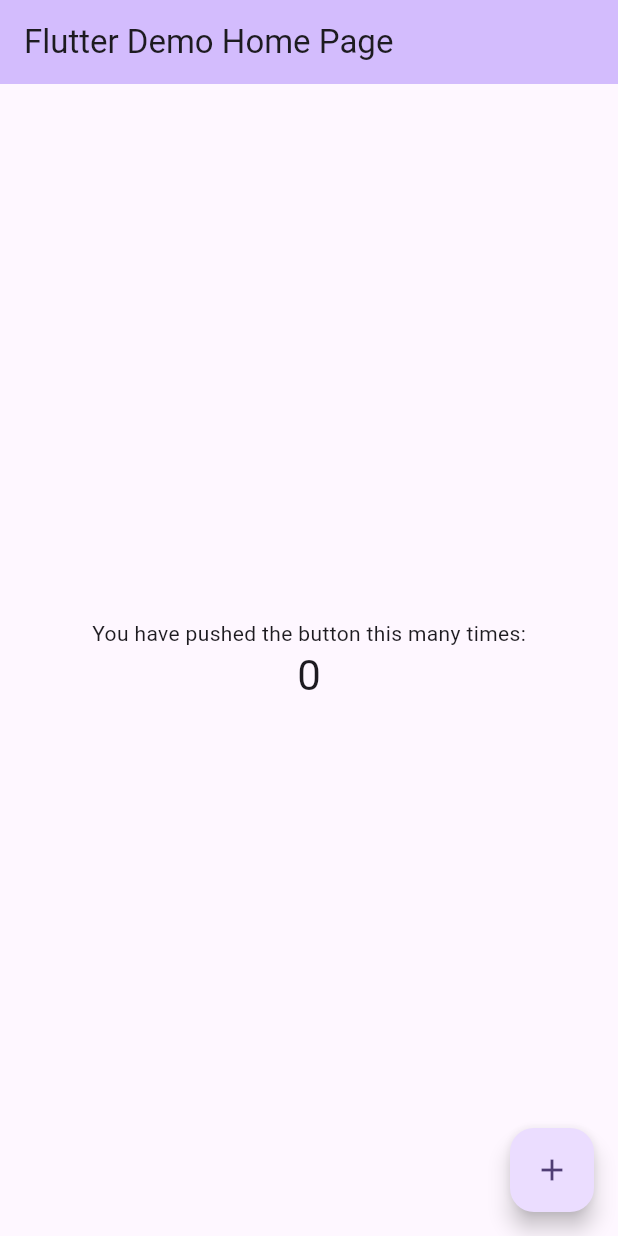
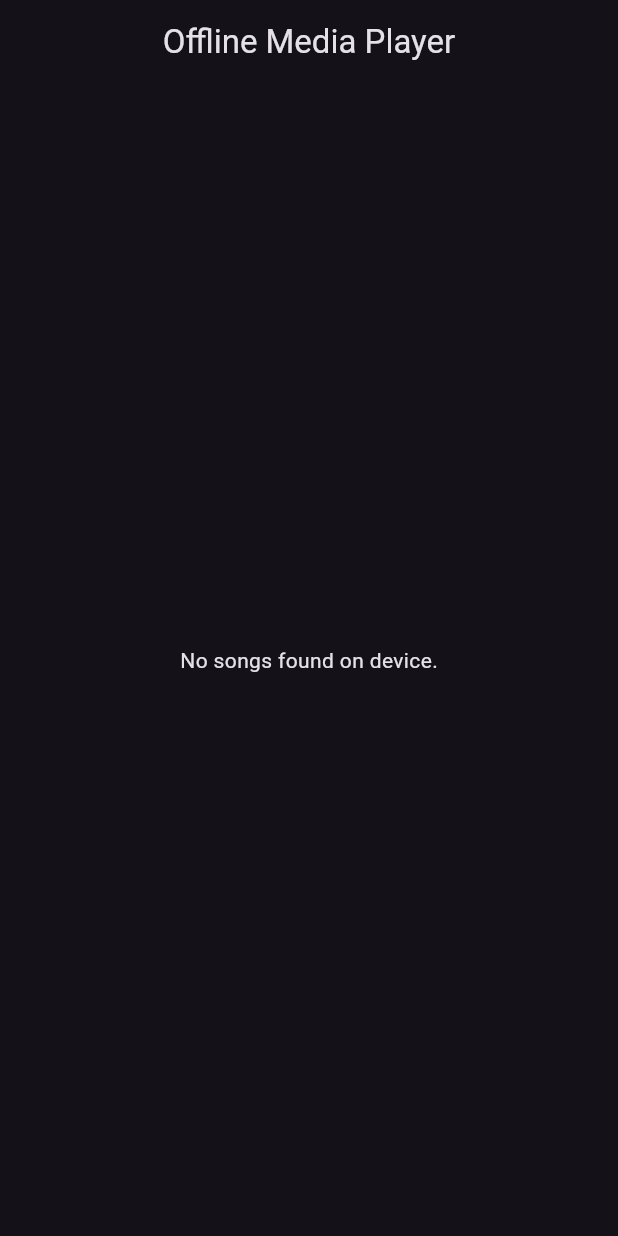
Before and after one commit to pradhannan/offline_media_player, a Flutter app: the screen it shows after launch, on a phone screen of 412 x 824 dp. Run offline on Flutter 3.47's test engine with Material 3 defaults, Android fonts, the phone set to English and light mode, and no system bars; our stand-ins replace equatable, file_picker, flutter_bloc, on_audio_query, permission_handler.

Commit message:
feat: setup clean architecture base with song fetching and song list UI

```diff
--- /dev/null
+++ b/lib/Features/audio_player/presentation/song_list_screen.dart
@@ -0,0 +1,70 @@
+import 'package:flutter/material.dart';
+import 'package:flutter/widgets.dart';
+import 'package:flutter_bloc/flutter_bloc.dart';
+import 'package:media_player_app/Features/audio_player/Logic/audio_bloc.dart';
+import 'package:media_player_app/Features/audio_player/Logic/audio_event.dart';
+import 'package:media_player_app/Features/audio_player/Logic/audio_state.dart';
+
+class SongListScreen extends StatelessWidget {
+  const new({super.key});
+
+  @override
+  Widget build(BuildContext context) {
+    return Scaffold(
+      appBar: AppBar(
+        title: const Text('Offline Media Player'),
+        centerTitle: true,
+      ),
+      body: BlocBuilder<AudioBloc, AudioState>(
+        builder: (context, state) {
+          if (state is AudioLoading) {
+            return const Center(child: CircularProgressIndicator());
+          } else if (state is AudioError) {
+            return Center(
+              child: Column(
+                mainAxisAlignment: MainAxisAlignment.center,
+                children: [
+                  Text('Error ${state.message}', textAlign: TextAlign.center),
+                  const SizedBox(height: 16),
+                  ElevatedButton(
+                    onPressed: () {
+                      context.read<AudioBloc>().add(FetchSongsEvent());
+                    },
+                    child: const Text('Retry'),
+                  ),
+                ],
+              ),
+            );
+          } else if (state is AudioLoaded) {
+            if (state.songs.isEmpty) {
+              return const Center(child: Text('No songs found on device.'));
+            }
+            return ListView.builder(
+              itemCount: state.songs.length,
+              itemBuilder: (context, index) {
+                final song = state.songs[index];
+                return ListTile(
+                  leading: const Icon(Icons.music_note),
+                  title: Text(
+                    song.title,
+                    maxLines: 1,
+                    overflow: TextOverflow.ellipsis,
+                  ),
+                  subtitle: Text(
+                    song.artist,
+                    maxLines: 1,
+                    overflow: TextOverflow.ellipsis,
+                  ),
+                  onTap: () {
+                    // We will integrate audio playback on song tap next!
+                  },
+                );
+              },
+            );
+          }
+          return const Center(child: Text('Press fetch to load songs.'));
+        },
+      ),
+    );
+  }
+}
--- a/lib/main.dart
+++ b/lib/main.dart
@@ -1,4 +1,9 @@
 import 'package:flutter/material.dart';
+import 'package:flutter_bloc/flutter_bloc.dart';
+import 'package:media_player_app/Features/audio_player/Logic/audio_bloc.dart';
+import 'package:media_player_app/Features/audio_player/Logic/audio_event.dart';
+import 'package:media_player_app/Features/audio_player/data/audio_repository.dart';
+import 'package:media_player_app/Features/audio_player/presentation/song_list_screen.dart';
 
 void main() {
   runApp(const MyApp());
@@ -7,116 +12,15 @@ void main() {
 class MyApp extends StatelessWidget {
   const MyApp({super.key});
 
-  // This widget is the root of your application.
-  @override
-  Widget build(BuildContext context) {
-    return MaterialApp(
-      title: 'Flutter Demo',
-      theme: ThemeData(
-        // This is the theme of your application.
-        //
-        // TRY THIS: Try running your application with "flutter run". You'll see
-        // the application has a purple toolbar. Then, without quitting the app,
-        // try changing the seedColor in the colorScheme below to Colors.green
-        // and then invoke "hot reload" (save your changes or press the "hot
-        // reload" button in a Flutter-supported IDE, or press "r" if you used
-        // the command line to start the app).
-        //
-        // Notice that the counter didn't reset back to zero; the application
-        // state is not lost during the reload. To reset the state, use hot
-        // restart instead.
-        //
-        // This works for code too, not just values: Most code changes can be
-        // tested with just a hot reload.
-        colorScheme: .fromSeed(seedColor: Colors.deepPurple),
-      ),
-      home: const MyHomePage(title: 'Flutter Demo Home Page'),
-    );
-  }
-}
-
-class MyHomePage extends StatefulWidget {
-  const MyHomePage({super.key, required this.title});
-
-  // This widget is the home page of your application. It is stateful, meaning
-  // that it has a State object (defined below) that contains fields that affect
-  // how it looks.
-
-  // This class is the configuration for the state. It holds the values (in this
-  // case the title) provided by the parent (in this case the App widget) and
-  // used by the build method of the State. Fields in a Widget subclass are
-  // always marked "final".
-
-  final String title;
-
-  @override
-  State<MyHomePage> createState() => _MyHomePageState();
-}
-
-class _MyHomePageState extends State<MyHomePage> {
-  int _counter = 0;
-
-  void _incrementCounter() {
-    setState(() {
-      // This call to setState tells the Flutter framework that something has
-      // changed in this State, which causes it to rerun the build method below
-      // so that the display can reflect the updated values. If we changed
-      // _counter without calling setState(), then the build method would not be
-      // called again, and so nothing would appear to happen.
-      _counter++;
-    });
-  }
 
   @override
   Widget build(BuildContext context) {
-    // This method is rerun every time setState is called, for instance as done
-    // by the _incrementCounter method above.
-    //
-    // The Flutter framework has been optimized to make rerunning build methods
-    // fast, so that you can just rebuild anything that needs updating rather
-    // than having to individually change instances of widgets.
-    return Scaffold(
-      appBar: AppBar(
-        // TRY THIS: Try changing the color here to a specific color (to
-        // Colors.amber, perhaps?) and trigger a hot reload to see the AppBar
-        // change color while the other colors stay the same.
-        backgroundColor: Theme.of(context).colorScheme.inversePrimary,
-        // Here we take the value from the MyHomePage object that was created by
-        // the App.build method, and use it to set our appbar title.
-        title: Text(widget.title),
-      ),
-      body: Center(
-        // Center is a layout widget. It takes a single child and positions it
-        // in the middle of the parent.
-        child: Column(
-          // Column is also a layout widget. It takes a list of children and
-          // arranges them vertically. By default, it sizes itself to fit its
-          // children horizontally, and tries to be as tall as its parent.
-          //
-          // Column has various properties to control how it sizes itself and
-          // how it positions its children. Here we use mainAxisAlignment to
-          // center the children vertically; the main axis here is the vertical
-          // axis because Columns are vertical (the cross axis would be
-          // horizontal).
-          //
-          // TRY THIS: Invoke "debug painting" (choose the "Toggle Debug Paint"
-          // action in the IDE, or press "p" in the console), to see the
-          // wireframe for each widget.
-          mainAxisAlignment: .center,
-          children: [
-            const Text('You have pushed the button this many times:'),
-            Text(
-              '$_counter',
-              style: Theme.of(context).textTheme.headlineMedium,
-            ),
-          ],
-        ),
-      ),
-      floatingActionButton: FloatingActionButton(
-        onPressed: _incrementCounter,
-        tooltip: 'Increment',
-        child: const Icon(Icons.add),
-      ),
-    );
+    return RepositoryProvider(create: (context)=> AudioRepository(),
+    child: BlocProvider(create: (context)=>AudioBloc(audioRepository: context.read<AudioRepository>(),)..add(FetchSongsEvent()),
+    child: MaterialApp(
+      title: 'Offline Media Player',
+      theme: ThemeData.dark(),
+      home: const SongListScreen(),
+    ),),);
   }
 }
```
Also changed, not shown: 4 other files.
